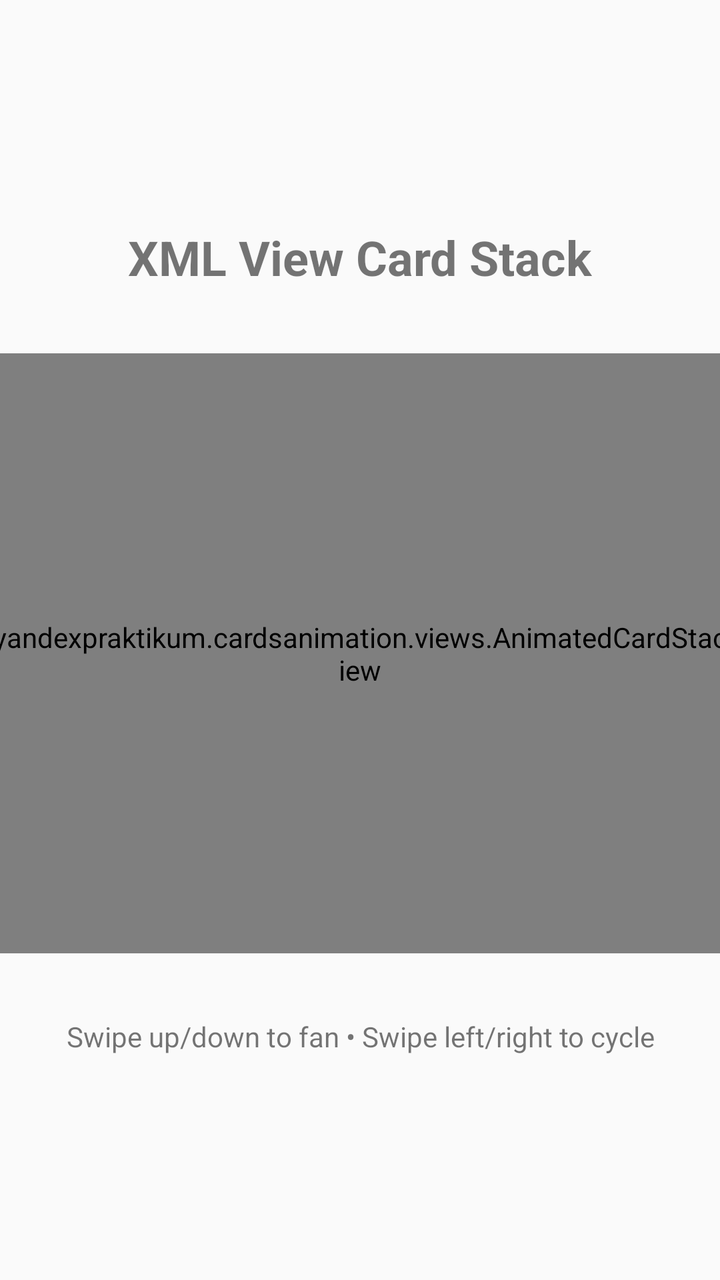
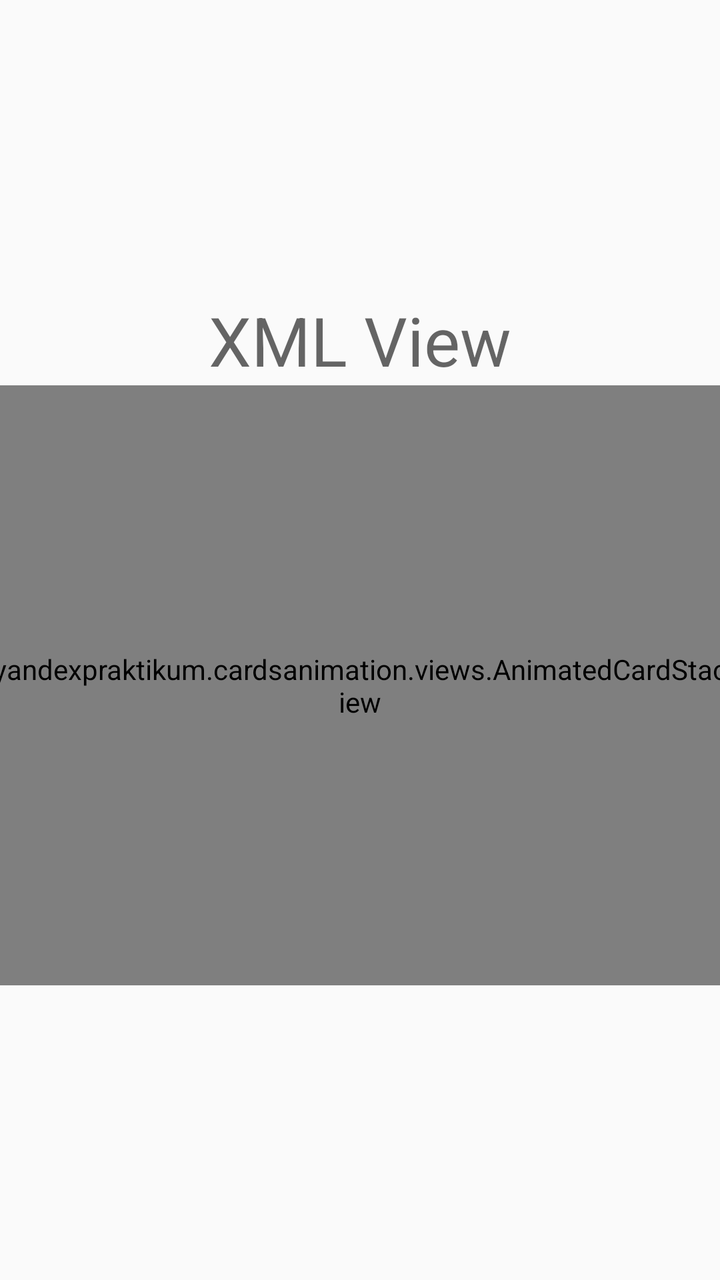

Compare the two renders of this Android layout. The source of the first and the diff that turns it into the second are given below.
<!-- AndroidManifest.xml: application theme Theme.CardsAnimation -->
<!-- res/layout/activity_main_xml.xml -->
<?xml version="1.0" encoding="utf-8"?>
<LinearLayout xmlns:android="http://schemas.android.com/apk/res/android"
    android:layout_width="match_parent"
    android:layout_height="match_parent"
    android:orientation="vertical"
    android:gravity="center">

    <TextView
        android:layout_width="wrap_content"
        android:layout_height="wrap_content"
        android:text="XML View Card Stack"
        android:textSize="24sp"
        android:textStyle="bold"
        android:layout_marginBottom="32dp">

    </TextView>

    
    <ru.yandexpraktikum.cardsanimation.views.AnimatedCardStackView
        android:id="@+id/cardStackView"
        android:layout_width="400dp"
        android:layout_height="300dp"
        android:layout_gravity="center" />

    <TextView
        android:layout_width="wrap_content"
        android:layout_height="wrap_content"
        android:text="Swipe up/down to fan • Swipe left/right to cycle"
        android:textSize="14sp"
        android:layout_marginTop="32dp"
        android:gravity="center" />

</LinearLayout>
<!-- resources referenced by this layout -->
<resources>
  <style name="Theme.CardsAnimation" parent="android:Theme.Material.Light.NoActionBar" />
</resources>

<!-- the commit's change to res/layout/activity_main_xml.xml (unified diff, before → after) -->
@@ -6,28 +6,16 @@
     android:gravity="center">
 
     <TextView
-        android:layout_width="wrap_content"
+        android:gravity="center"
+        android:textAppearance="@style/TextAppearance.AppCompat.Display1"
+        android:layout_width="match_parent"
         android:layout_height="wrap_content"
-        android:text="XML View Card Stack"
-        android:textSize="24sp"
-        android:textStyle="bold"
-        android:layout_marginBottom="32dp">
-
+        android:text = "@string/xml_view_title">
     </TextView>
 
-    
     <ru.yandexpraktikum.cardsanimation.views.AnimatedCardStackView
         android:id="@+id/cardStackView"
         android:layout_width="400dp"
         android:layout_height="300dp"
         android:layout_gravity="center" />
-
-    <TextView
-        android:layout_width="wrap_content"
-        android:layout_height="wrap_content"
-        android:text="Swipe up/down to fan • Swipe left/right to cycle"
-        android:textSize="14sp"
-        android:layout_marginTop="32dp"
-        android:gravity="center" />
-
 </LinearLayout>
<!-- resource entries referenced after the edit -->
@@ -1,5 +1,6 @@
 <!-- resources referenced by this layout -->
 <resources>
+  <string name="xml_view_title">XML View</string>
   <style name="Theme.CardsAnimation" parent="android:Theme.Material.Light.NoActionBar" />
 </resources>
 
